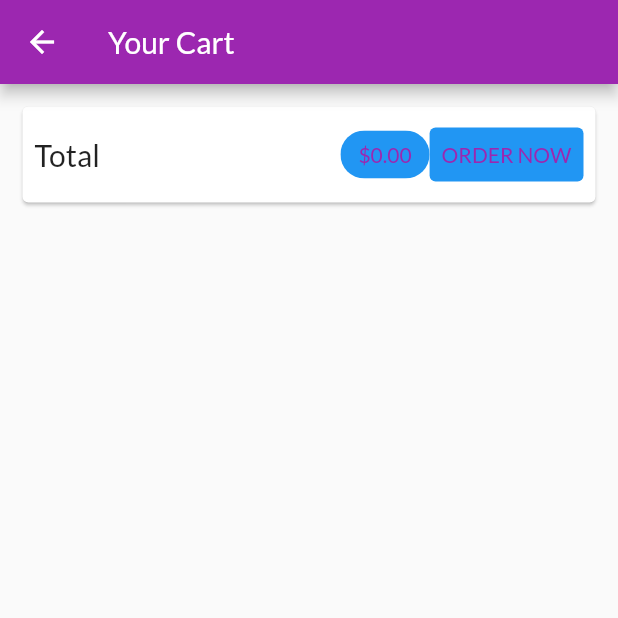
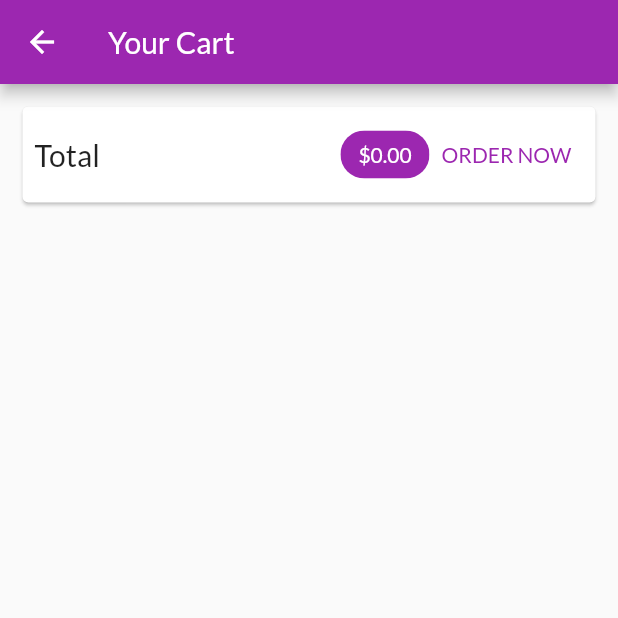
Before and after one commit to ngochungle1331/ShopApp, a Flutter app: the CartScreen screen opened by its route, on a phone screen of 412 x 824 dp, the top half of it. Run offline on Flutter 3.47's test engine with Material 2 defaults, Android fonts, the phone set to English and light mode, and no system bars; network calls fail.

Commit message:
fix button color

```diff
--- a/lib/screens/cart_screen.dart
+++ b/lib/screens/cart_screen.dart
@@ -33,10 +33,10 @@ class CartScreen extends StatelessWidget {
                     label: Text(
                       '\$${cart.totalAmount.toStringAsFixed(2)}',
                       style: TextStyle(
-                        color: Theme.of(context).colorScheme.primary,
+                        color: Theme.of(context).colorScheme.onSecondary,
                       ),
                     ),
-                    backgroundColor: Theme.of(context).primaryColor,
+                    backgroundColor: Theme.of(context).colorScheme.primary,
                   ),
                   TextButton(
                     onPressed: () {
@@ -47,8 +47,12 @@ class CartScreen extends StatelessWidget {
                       cart.clear();
                     },
                     style: TextButton.styleFrom(
-                        backgroundColor: Theme.of(context).primaryColor),
-                    child: const Text('ORDER NOW'),
+                        backgroundColor:
+                            Theme.of(context).colorScheme.onPrimary),
+                    child: const Text(
+                      'ORDER NOW',
+                      style: TextStyle(fontSize: 14),
+                    ),
                   )
                 ],
               ),
--- a/lib/widgets/cart_item.dart
+++ b/lib/widgets/cart_item.dart
@@ -74,6 +74,7 @@ class CartItem extends StatelessWidget {
           padding: const EdgeInsets.all(8),
           child: ListTile(
             leading: CircleAvatar(
+              backgroundColor: Theme.of(context).colorScheme.primary,
               child: Padding(
                 padding: const EdgeInsets.all(5),
                 child: FittedBox(
--- a/lib/widgets/order_item.dart
+++ b/lib/widgets/order_item.dart
@@ -24,7 +24,7 @@ class _OrderItemState extends State<OrderItem> {
       child: Column(
         children: <Widget>[
           ListTile(
-            title: Text('\$${widget.order.amount}'),
+            title: Text('\$${widget.order.amount.toStringAsFixed(2)}'),
             subtitle: Text(
               DateFormat('dd/MM/yyyy hh:mm').format(widget.order.dateTime),
             ),
--- a/lib/widgets/user_product_item.dart
+++ b/lib/widgets/user_product_item.dart
@@ -28,7 +28,7 @@ class UserProductItem extends StatelessWidget {
                 Navigator.of(context)
                     .pushNamed(EditProductScreen.routeName, arguments: id);
               },
-              color: Theme.of(context).primaryColor,
+              color: Theme.of(context).colorScheme.primary,
             ),
             IconButton(
               icon: const Icon(Icons.delete),
```
